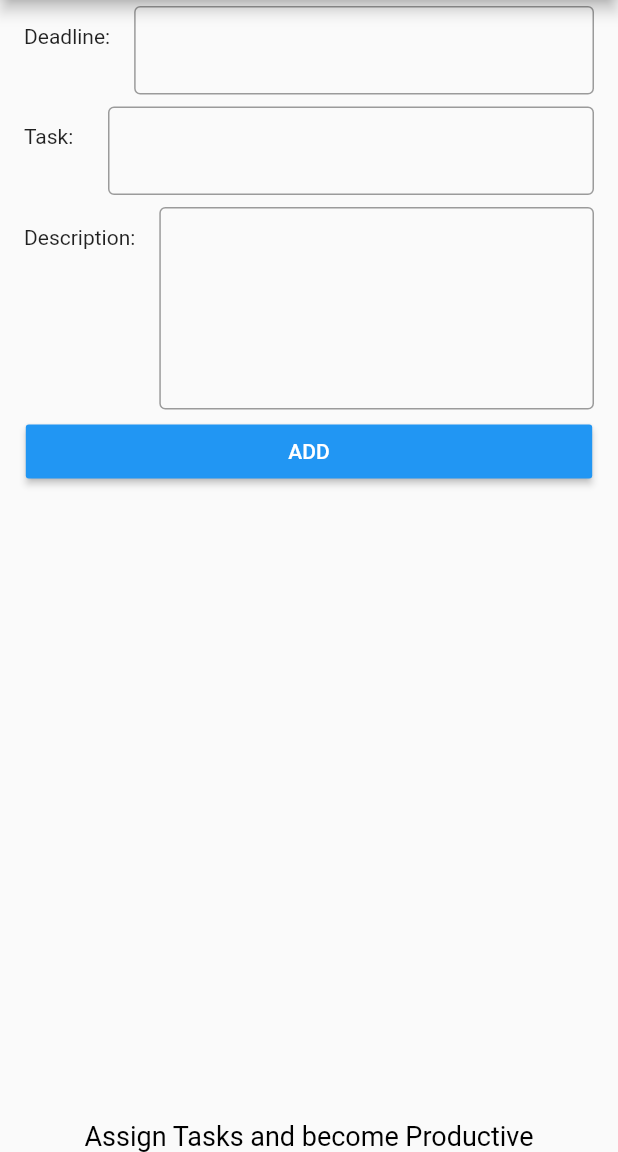
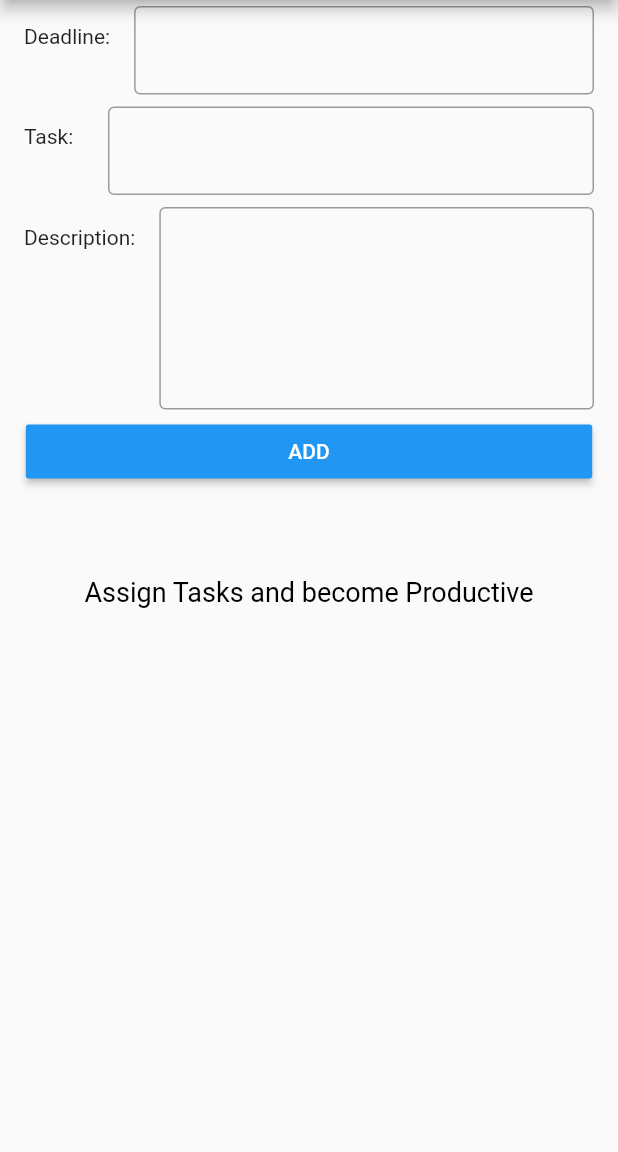
Before and after one commit to PuneethRegonda/Task-List, a Flutter app: the screen it shows after launch, on a phone screen of 412 x 824 dp, the part 84-1236 px from its top. Run offline on Flutter 3.47's test engine with Material 2 defaults, Android fonts, the phone set to English and light mode, and no system bars; drawn by our look-alikes of datetime_picker_formfield; our stand-ins replace bloc, equatable, flutter_bloc.

Commit message:
Fixed Bug with _buildTaskForm

```diff
--- a/lib/view/task_list_view.dart
+++ b/lib/view/task_list_view.dart
@@ -7,8 +7,6 @@ import '../bloc/task_bloc.dart';
 import '../models/task.dart';
 import '../services/date_time_service.dart';
 import '../utils/fontStyles.dart';
-
-
 
 class MyTaskListApp extends StatefulWidget {
   @override
@@ -29,9 +27,12 @@ class _MyTaskListAppState extends State<MyTaskListApp> {
   }
 
   Widget _buildNoListFound() {
-    return Text(
-      "Assign Tasks and become Productive",
-      style: FontStyles.normalTextStyle,
+    return Flexible(
+      flex: 1,
+      child: Text(
+        "Assign Tasks and become Productive",
+        style: FontStyles.normalTextStyle,
+      ),
     );
   }
 
@@ -184,7 +185,7 @@ class _MyTaskListAppState extends State<MyTaskListApp> {
         resetControllerResources();
         dateTimeTxtcontroller.text =
             DateTimeServiceProvider.dateTimetoStr(state.loadedTask.dateTime);
-        nameTxtController.text = state.loadedTask.name;
+        nameTxtController.text = state.loadedTask.name ?? "";
         descriptiontxtConroller.text = state.loadedTask.description ?? "";
         Scaffold.of(context).showSnackBar(SnackBar(
             duration: const Duration(milliseconds: 500),
@@ -194,26 +195,25 @@ class _MyTaskListAppState extends State<MyTaskListApp> {
         Scaffold.of(context)
             .showSnackBar(SnackBar(content: Text(state.message)));
       } else if (state is CompletedTaskState) {
+        resetControllerResources();
         Scaffold.of(context).showSnackBar(SnackBar(
             duration: const Duration(milliseconds: 500),
             content: Text("Congradulations over Task Completion")));
       } else if (state is AddedToListState) {
+
         Scaffold.of(context).showSnackBar(SnackBar(
             duration: const Duration(milliseconds: 500),
             content: Text(
                 "${state.task.name} is Successfully added DeadLine ${DateTimeServiceProvider.dateTimetoStr(state.task.dateTime)}")));
       } else {
-        print("Listener for ${state.runtimeType}");
+
       }
     }, child: BlocBuilder<TaskBloc, TaskState>(
       builder: (context, state) {
         if (state is InitialTaskState)
           return Column(
-            mainAxisAlignment: MainAxisAlignment.center,
-            children: <Widget>[
-              buildTextForm(context),
-              Center(child: _buildNoListFound())
-            ],
+            mainAxisAlignment: MainAxisAlignment.start,
+            children: <Widget>[buildTextForm(context), _buildNoListFound()],
           );
         else if (state is ProcessingEventState)
           return Column(
```
Also changed, not shown: 2 other files.
